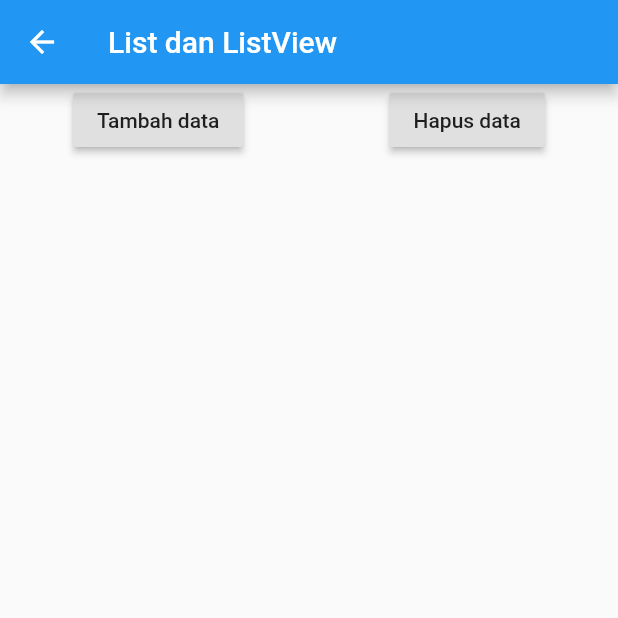
After one commit to andriiansyah/flutter-basic, a Flutter app: the List_Dan_ListView screen opened directly, after a tap on "Tambah data", after a tap on "Hapus data", on a phone screen of 412 x 824 dp, the top half of it. The commit adds this screen. Run offline on Flutter 3.47's test engine with Material 2 defaults, Android fonts, the phone set to English and light mode, and no system bars.

Commit message:
Menambahkan tutorial list dan listview

```diff
--- /dev/null
+++ b/mantap_mamank/lib/List dan ListView/list_dan_listview.dart
@@ -0,0 +1,49 @@
+import 'package:flutter/material.dart';
+
+class List_Dan_ListView extends StatefulWidget {
+  @override
+  _List_Dan_ListViewState createState() => _List_Dan_ListViewState();
+}
+
+class _List_Dan_ListViewState extends State<List_Dan_ListView> {
+  List<Widget> widgets = [];
+  int counter = 1;
+
+  @override
+  Widget build(BuildContext context) {
+    return Scaffold(
+      appBar: AppBar(title: Text("List dan ListView"),),
+      body: ListView(
+        children: [
+          Row(
+            mainAxisAlignment: MainAxisAlignment.spaceAround,
+            children: [
+              RaisedButton(
+                child: Text("Tambah data"),
+                onPressed: () {
+                  setState(() {
+                    widgets.add(Text("Data ke-" + counter.toString(), style: TextStyle(fontSize: 35),));
+                    counter++;
+                  });
+                },
+              ),
+              RaisedButton(
+                child: Text("Hapus data"),
+                onPressed: () {
+                  setState(() {
+                    widgets.removeLast();
+                    counter--;
+                  });
+                },
+              )
+            ],
+          ),
+          Column(
+            crossAxisAlignment: CrossAxisAlignment.start,
+            children: widgets,
+          )
+        ],
+      ),
+    );
+  }
+}
--- a/mantap_mamank/lib/awal_navigation3.dart
+++ b/mantap_mamank/lib/awal_navigation3.dart
@@ -1,5 +1,6 @@
 import 'package:flutter/material.dart';
 import 'package:mantap_mamank/Aplikasi Pertama/aplikasi_pertama.dart';
+import 'package:mantap_mamank/List%20dan%20ListView/list_dan_listview.dart';
 import 'package:mantap_mamank/Stateless%20dan%20Statefull%20Widget/stateless_statefull.dart';
 import 'package:mantap_mamank/Text Widget/text_widget.dart';
 import 'package:mantap_mamank/Row dan Column/row_column.dart';
@@ -66,6 +67,15 @@ class Awal extends StatelessWidget {
             },
           ),
 
+          RaisedButton(
+            child: Text("List dan ListView"),
+            onPressed: () {
+              Navigator.push(context, MaterialPageRoute(builder: (context) {
+                return List_Dan_ListView();
+              }));
+            },
+          )
+
         ],
       ),
     );
```
